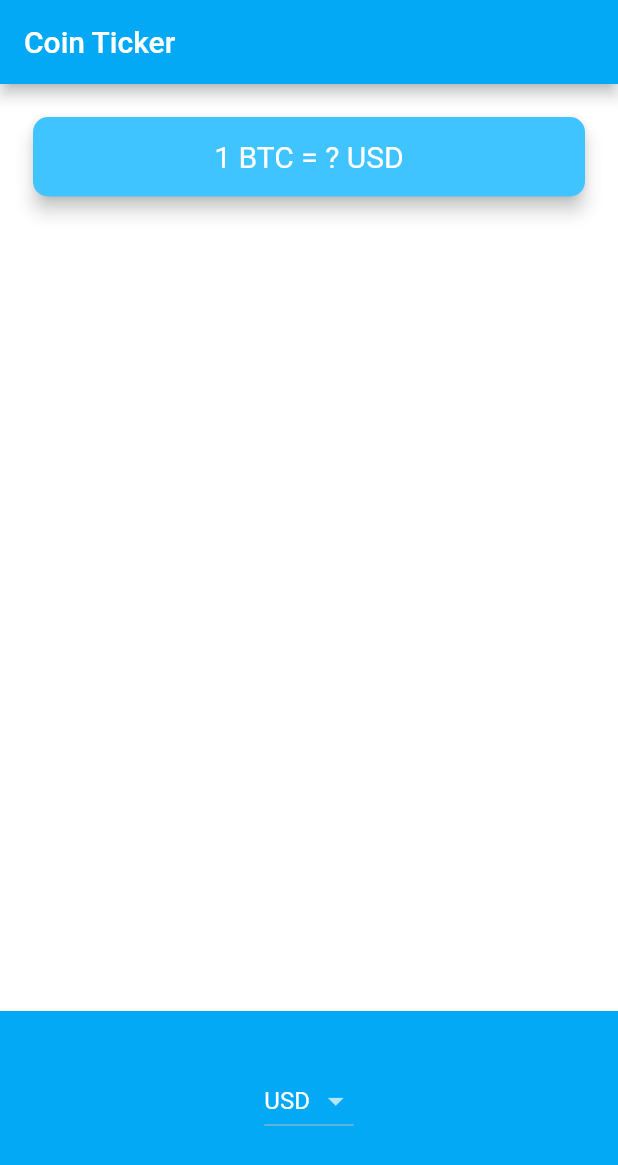
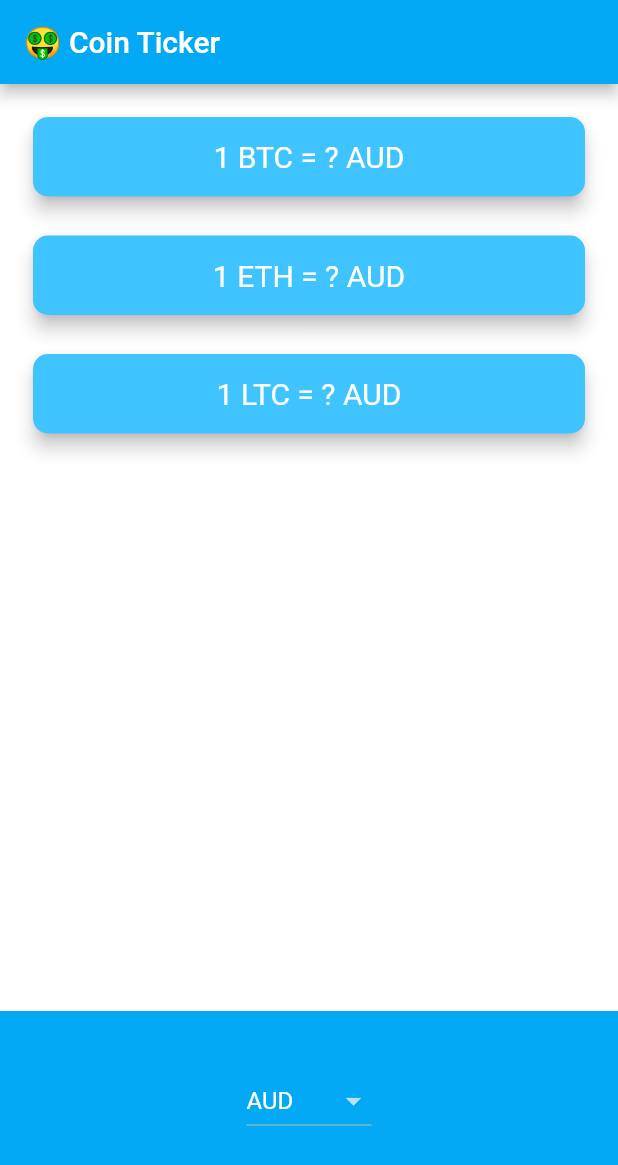
Before and after one commit to udrepo/bitcoin_currency_app, a Flutter app: the screen it shows after launch, on a phone screen of 412 x 824 dp. Shown: the top 1165 px of the screen. Run offline on Flutter 3.47's test engine with Material 2 defaults, Android fonts, the phone set to English and light mode, and no system bars; network calls fail.

Commit message:
added new functions

```diff
--- a/lib/consts.dart
+++ b/lib/consts.dart
@@ -5,21 +5,14 @@ const List<String> currenciesList = [
   'CNY',
   'EUR',
   'GBP',
-  'HKD',
-  'IDR',
-  'ILS',
   'INR',
   'JPY',
   'MXN',
   'NOK',
   'NZD',
-  'PLN',
-  'RON',
+  'KZT'
   'RUB',
-  'SEK',
-  'SGD',
   'USD',
-  'ZAR'
 ];
 
 const List<String> cryptoList = [
--- a/lib/price_screen.dart
+++ b/lib/price_screen.dart
@@ -11,16 +11,59 @@ class PriceScreen extends StatefulWidget {
 }
 
 class _PriceScreenState extends State<PriceScreen> {
-  String selectedCurrency = 'USD';
-  String bitcoinValueInUSD = '?';
-  String updTime = 'time place ';
+  String selectedCurrency = 'AUD';
 
-  Future getCurrencyData() async {
+  DropdownButton<String> androidDropdown() {
+    List<DropdownMenuItem<String>> dropdownItems = [];
+    for (String currency in currenciesList) {
+      var newItem = DropdownMenuItem(
+        child: Text(currency),
+        value: currency,
+      );
+      dropdownItems.add(newItem);
+    }
+
+    return DropdownButton<String>(
+      value: selectedCurrency,
+      items: dropdownItems,
+      onChanged: (value) {
+        setState(() {
+          selectedCurrency = value;
+          getData();
+        });
+      },
+    );
+  }
+
+  CupertinoPicker iOSPicker() {
+    List<Text> pickerItems = [];
+    for (String currency in currenciesList) {
+      pickerItems.add(Text(currency));
+    }
+
+    return CupertinoPicker(
+      backgroundColor: Colors.lightBlue,
+      itemExtent: 32.0,
+      onSelectedItemChanged: (selectedIndex) {
+        setState(() {
+          selectedCurrency = currenciesList[selectedIndex];
+          getData();
+        });
+      },
+      children: pickerItems,
+    );
+  }
+
+  Map<String, String> coinValues = {};
+  bool isWaiting = false;
+
+  void getData() async {
+    isWaiting = true;
     try {
-      var data = await CoinData().getCoinData();
+      var data = await CoinData().getCoinData(selectedCurrency);
+      isWaiting = false;
       setState(() {
-        bitcoinValueInUSD = data['rate'].toStringAsFixed(0);
-        updTime = data['time'];
+        coinValues = data;
       });
     } catch (e) {
       print(e);
@@ -29,62 +72,65 @@ class _PriceScreenState extends State<PriceScreen> {
 
   @override
   void initState() {
-    // TODO: implement initState
     super.initState();
-    getCurrencyData();
+    getData();
   }
 
-  DropdownButton<String> getAndroidPicker() {
-    List<DropdownMenuItem<String>> dropdownItems = [];
-    for (String s in currenciesList) {
-      var newItem = DropdownMenuItem(
-        child: Text(s),
-        value: s,
-      );
-      dropdownItems.add(newItem);
-    }
-    return DropdownButton<String>(
-      value: selectedCurrency,
-      items: dropdownItems,
-      onChanged: (value) {
-        setState(() {
-          selectedCurrency = value;
-        });
-        print(value);
-      },
+  Column makeCards() {
+    List<CryptoCard> cryptoCards = [];
+    for (String crypto in cryptoList) {
+      cryptoCards.add(
+        CryptoCard(
+          cryptoCurrency: crypto,
+          selectedCurrency: selectedCurrency,
+          value: isWaiting ? '?' : coinValues[crypto],
+        ),
       );
     }
-
-  CupertinoPicker getIOSPicker() {
-    List<Text> pickerItems = [];
-    for (String s in currenciesList) {
-      pickerItems.add(Text(s));
-    }
-    return CupertinoPicker(
-      itemExtent: 32,
-      onSelectedItemChanged: (index) {
-        print(index);
-      },
-      children: pickerItems,
+    return Column(
+      crossAxisAlignment: CrossAxisAlignment.stretch,
+      children: cryptoCards,
     );
-  }
-
-  Widget getPicker() {
-    if (Platform.isIOS) return getIOSPicker();
-    if (Platform.isAndroid) return getAndroidPicker();
   }
 
   @override
   Widget build(BuildContext context) {
     return Scaffold(
       appBar: AppBar(
-        title: Text('Coin Ticker'),
+        title: Text('🤑 Coin Ticker'),
       ),
       body: Column(
         mainAxisAlignment: MainAxisAlignment.spaceBetween,
         crossAxisAlignment: CrossAxisAlignment.stretch,
         children: <Widget>[
-          Padding(
+          makeCards(),
+          Container(
+            height: 150.0,
+            alignment: Alignment.center,
+            padding: EdgeInsets.only(bottom: 30.0),
+            color: Colors.lightBlue,
+            child: Platform.isIOS ? iOSPicker() : androidDropdown(),
+          ),
+        ],
+      ),
+    );
+  }
+}
+
+class CryptoCard extends StatelessWidget {
+  const CryptoCard({
+    this.value,
+    this.selectedCurrency,
+    this.cryptoCurrency,
+  });
+
+  final String value;
+  final String selectedCurrency;
+  final String cryptoCurrency;
+
+  @override
+  Widget build(BuildContext context) {
+    return Padding(
       padding: EdgeInsets.fromLTRB(18.0, 18.0, 18.0, 0),
       child: Card(
         color: Colors.lightBlueAccent,
@@ -95,7 +141,7 @@ class _PriceScreenState extends State<PriceScreen> {
         child: Padding(
           padding: EdgeInsets.symmetric(vertical: 15.0, horizontal: 28.0),
           child: Text(
-                  '1 BTC = $bitcoinValueInUSD USD',
+            '1 $cryptoCurrency = $value $selectedCurrency',
             textAlign: TextAlign.center,
             style: TextStyle(
               fontSize: 20.0,
@@ -104,16 +150,6 @@ class _PriceScreenState extends State<PriceScreen> {
           ),
         ),
       ),
-          ),
-          Container(
-            height: 150.0,
-            alignment: Alignment.center,
-            padding: EdgeInsets.only(bottom: 30.0),
-            color: Colors.lightBlue,
-            child: getPicker(),
-          ),
-        ],
-      ),
     );
   }
 }
```
Also changed, not shown: lib/coin_data.dart (+9 -3 lines). Lines whose indentation alone changed are shown as unchanged.
